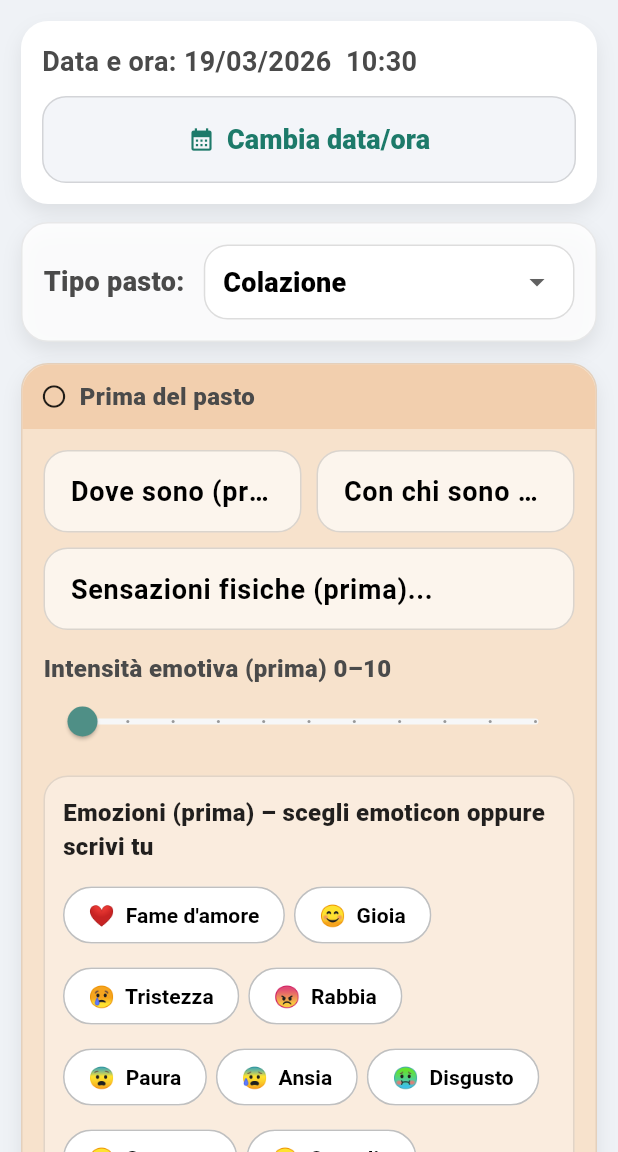
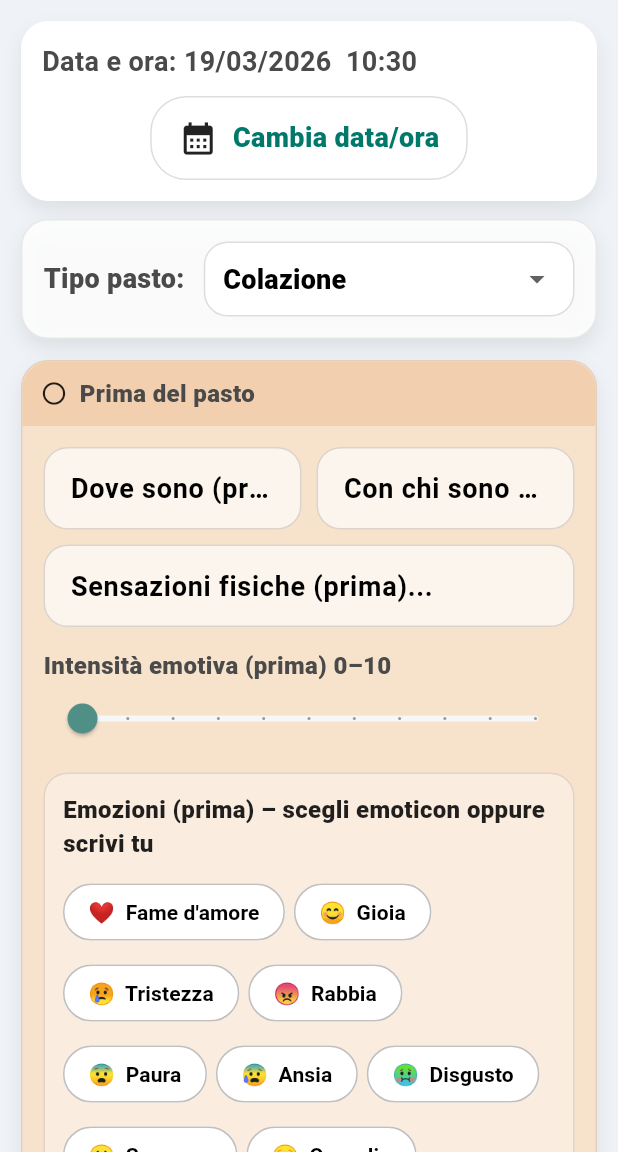
Before and after one commit to raulsosa-hue/Diario-Alimentare-, a Flutter app: the screen it shows after launch, after a tap on "Pasto", on a phone screen of 412 x 824 dp, the part 84-1236 px from its top. Run offline on Flutter 3.47's test engine with Material 3 defaults, Android fonts, the phone set to English and light mode, and no system bars.

Commit message:
Coherent button components

```diff
--- a/lib/pages/add_meal_page.dart
+++ b/lib/pages/add_meal_page.dart
@@ -1,5 +1,6 @@
 import 'package:flutter/material.dart';
 import '../styles.dart';
+import '../widgets/common_buttons.dart';
 import '../widgets/emotion_picker.dart';
 
 class AddMealPage extends StatefulWidget {
@@ -188,23 +189,7 @@ class _AddMealPageState extends State<AddMealPage> {
             ],
           ),
           const SizedBox(height: 10),
-          SizedBox(
-            width: double.infinity,
-            child: OutlinedButton.icon(
-              onPressed: _pickDateTime,
-              icon: const Icon(Icons.calendar_month, color: DS.accent),
-              label: Text(
-                'Cambia data/ora',
-                style: DS.bodyTextBold.copyWith(color: DS.accent),
-              ),
-              style: OutlinedButton.styleFrom(
-                padding: const EdgeInsets.symmetric(vertical: 16),
-                side: const BorderSide(color: DS.borderLight),
-                shape: RoundedRectangleBorder(borderRadius: BorderRadius.circular(DS.radiusField)),
-                backgroundColor: DS.surfaceMuted,
-              ),
-            ),
-          ),
+          ChangeDateTimeButton(onPressed: _pickDateTime),
         ],
       ),
     );
@@ -471,17 +456,6 @@ class _AddMealPageState extends State<AddMealPage> {
   }
 
   Widget _saveButton() {
-    return SizedBox(
-      width: double.infinity,
-      child: FilledButton.icon(
-        onPressed: _save,
-        icon: const Icon(Icons.save),
-        label: const Text('Salva', style: DS.buttonPrimary),
-        style: FilledButton.styleFrom(
-          padding: const EdgeInsets.symmetric(vertical: 16),
-          shape: RoundedRectangleBorder(borderRadius: BorderRadius.circular(DS.radiusCard)),
-        ),
-      ),
-    );
+    return SaveButton(onPressed: _save);
   }
 }
--- /dev/null
+++ b/lib/widgets/common_buttons.dart
@@ -0,0 +1,61 @@
+import 'package:flutter/material.dart';
+import '../styles.dart';
+
+/// Full-width save button used on form pages (meal, exercise).
+class SaveButton extends StatelessWidget {
+  final VoidCallback onPressed;
+  const SaveButton({super.key, required this.onPressed});
+
+  @override
+  Widget build(BuildContext context) {
+    return SizedBox(
+      width: double.infinity,
+      child: FilledButton.icon(
+        onPressed: onPressed,
+        icon: const Icon(Icons.save),
+        label: const Text('Salva', style: DS.buttonPrimary),
+        style: FilledButton.styleFrom(
+          padding: const EdgeInsets.symmetric(vertical: 16),
+          shape: RoundedRectangleBorder(
+            borderRadius: BorderRadius.circular(DS.radiusCard),
+          ),
+        ),
+      ),
+    );
+  }
+}
+
+/// Pill-shaped "Cambia data/ora" button used on form pages.
+class ChangeDateTimeButton extends StatelessWidget {
+  final VoidCallback onPressed;
+  const ChangeDateTimeButton({super.key, required this.onPressed});
+
+  @override
+  Widget build(BuildContext context) {
+    return Center(
+      child: InkWell(
+        borderRadius: BorderRadius.circular(24),
+        onTap: onPressed,
+        child: Container(
+          padding: const EdgeInsets.symmetric(horizontal: 18, vertical: 14),
+          decoration: BoxDecoration(
+            color: DS.surfaceWhite65,
+            borderRadius: BorderRadius.circular(24),
+            border: Border.all(color: DS.borderLight),
+          ),
+          child: Row(
+            mainAxisSize: MainAxisSize.min,
+            children: [
+              const Icon(Icons.calendar_month, size: 26),
+              const SizedBox(width: 10),
+              Text(
+                'Cambia data/ora',
+                style: DS.bodyTextBold.copyWith(color: Colors.teal.shade700),
+              ),
+            ],
+          ),
+        ),
+      ),
+    );
+  }
+}
```
Also changed, not shown: lib/pages/add_exercise_page.dart (+6 -55 lines).
